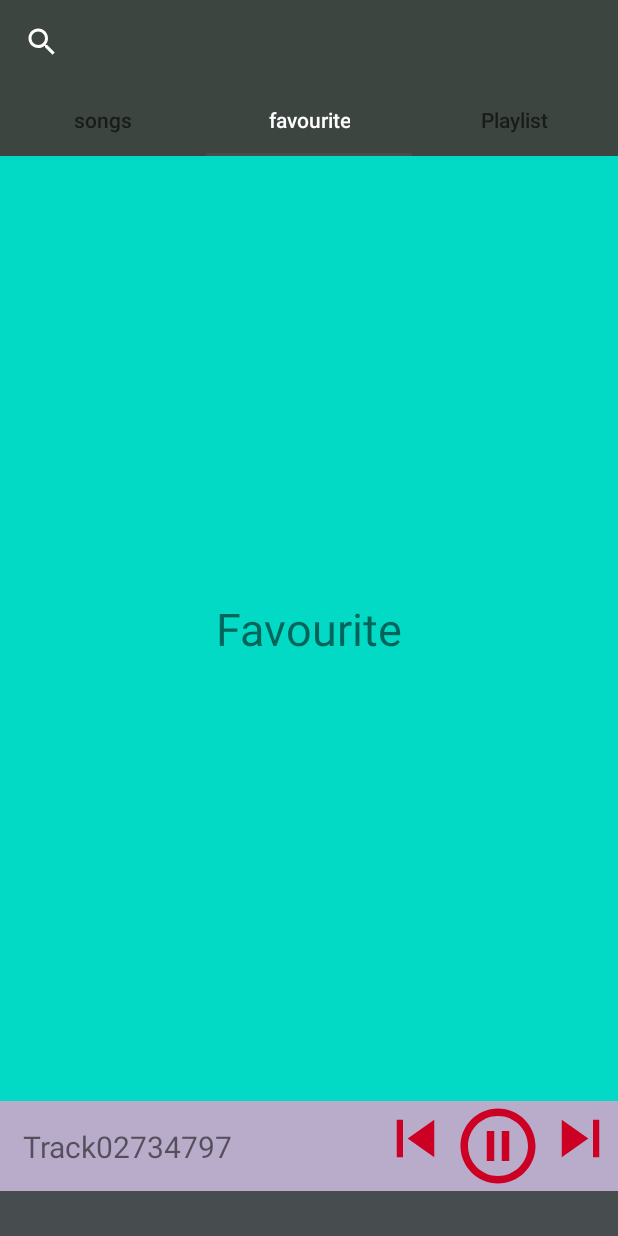
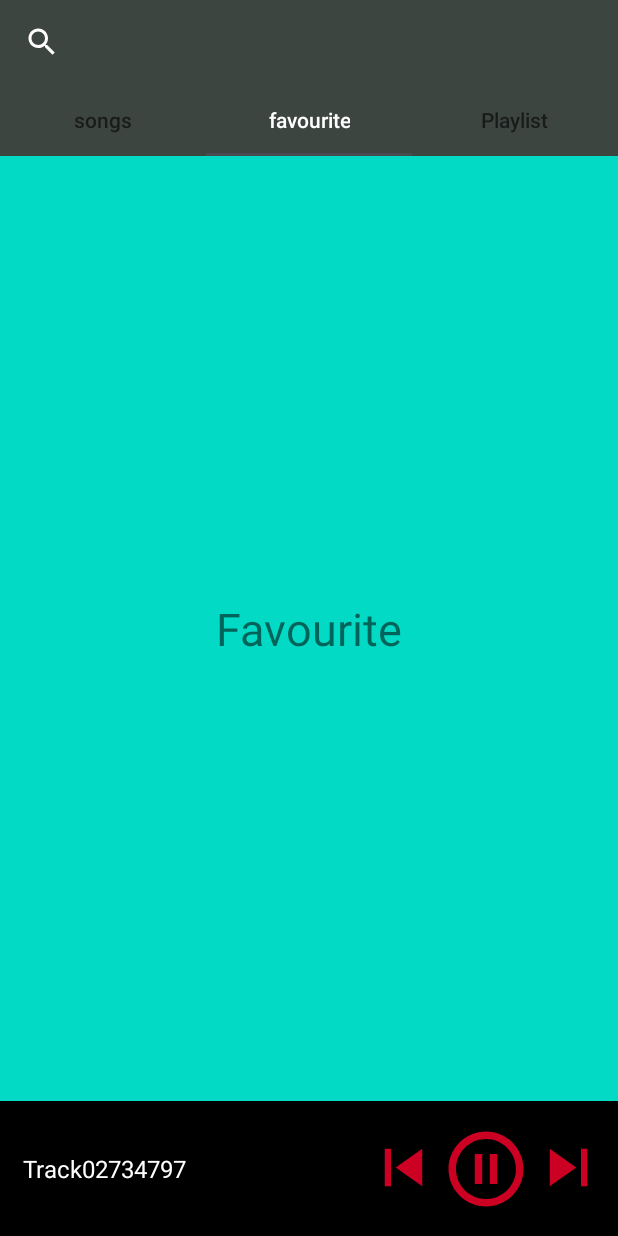
Before and after one commit to afsalmuhammed97/MusicPlayer, an Android app: the screen it shows after launch (MainActivity), tab 2 chosen, on a phone screen of 412 x 824 dp. Run offline under Robolectric (Android 15) with nearby library versions, the phone set to English and light mode, and no system bars; our stand-ins replace EventBus; 4 statements that could not run were skipped.

Commit message:
seventh commit

```diff
--- a/app/src/main/java/com/practies/musicapp/MainActivity.kt
+++ b/app/src/main/java/com/practies/musicapp/MainActivity.kt
@@ -19,13 +19,13 @@ import com.google.android.material.tabs.TabLayoutMediator
 
 import com.practies.musicapp.adapter.ViewPageAdapter
 import com.practies.musicapp.databinding.ActivityMainBinding
+import com.practies.musicapp.service.MusicServices
 
-import java.io.File
 
 class MainActivity : AppCompatActivity(),ServiceConnection {
 
     private lateinit var binding: ActivityMainBinding
-
+     var musicServices:MusicServices?=null
 
 
     override fun onCreate(savedInstanceState: Bundle?) {
@@ -33,9 +33,9 @@ class MainActivity : AppCompatActivity(),ServiceConnection {
         binding = ActivityMainBinding.inflate(layoutInflater)
         setContentView(binding.root)
 
-//        val intent = Intent(this, MusicService::class.java)
-//        bindService(intent,this, BIND_AUTO_CREATE)
-//        startService(intent)
+        val intent = Intent(this, MusicServices::class.java)
+        bindService(intent,this, BIND_AUTO_CREATE)
+        startService(intent)
 
 
         val adapter=ViewPageAdapter(supportFragmentManager, lifecycle)
@@ -56,16 +56,62 @@ class MainActivity : AppCompatActivity(),ServiceConnection {
             }
         }.attach()
 
+
+
     }
 
     override fun onServiceConnected(name: ComponentName?, service: IBinder?) {
-        TODO("Not yet implemented")
+        val binder=service as MusicServices.Mybinder
+        musicServices=binder.currentService()
+        binding.nextMiniBt.setOnClickListener{
+            musicServices!!.nextPreviousSong(true)
+        }
+        binding.playPauseMiniBt.setOnClickListener{
+
+            if (musicServices!!.mediaPlayer.isPlaying){
+
+                musicServices!!.playPauseMusic(false)
+                binding.playPauseMiniBt.setImageResource(R.drawable.play_bt_circle)
+
+            }else{
+                musicServices!!.playPauseMusic(true)
+                binding.playPauseMiniBt.setImageResource(R.drawable.pause_bt_circle)
+
+            }
+        }
+        binding.prevMiniBt.setOnClickListener{
+            musicServices!!.nextPreviousSong(false)
+        }
+
+        binding.miniPlayerLayout.setOnClickListener{
+            //move  to the  player screen
+//            val intent=Intent(this,PlayScreenActivity::class.java)
+//            startActivity(intent)
+           // Toast.makeText(this,"Layout clicked",Toast.LENGTH_SHORT).show()
+        }
+
+
     }
 
     override fun onServiceDisconnected(name: ComponentName?) {
         TODO("Not yet implemented")
     }
+
+    ///mini player functions
+
+
+
+
+
+
 }
+
+
+
+
+
+
+
 
 //   override fun onRequestPermissionsResult(
 //        requestCode: Int,
--- a/app/src/main/java/com/practies/musicapp/PlayScreenActivity.kt
+++ b/app/src/main/java/com/practies/musicapp/PlayScreenActivity.kt
@@ -46,6 +46,7 @@ class PlayScreenActivity : AppCompatActivity() ,ServiceConnection ,OnSongComplet
         val intent =Intent(this, MusicServices::class.java)
        bindService(intent,this, AppCompatActivity.BIND_AUTO_CREATE)
        startService(intent)
+
         Intent(this,MusicServices::class.java)
         bindService(intent,this, BIND_AUTO_CREATE)
         startService(intent)
@@ -96,7 +97,8 @@ class PlayScreenActivity : AppCompatActivity() ,ServiceConnection ,OnSongComplet
                 musicServices!!.playPauseMusic(true)
                 bindingPlayScreen.playPauseButton.setImageResource(R.drawable.pause_bt_circle)
 
-            } }
+            }
+        }
 
 
 
@@ -114,8 +116,8 @@ class PlayScreenActivity : AppCompatActivity() ,ServiceConnection ,OnSongComplet
         musicServices!!.setListener(this)
         seekBarSetUp()
         seekFunction()
-        musicServices!!.showNotification()
-
+       musicServices!!.showNotification()
+         Log.i("MSg","Serveise  connected with playScreen")
     }
 
     override fun onServiceDisconnected(name: ComponentName?) {}
--- a/app/src/main/java/com/practies/musicapp/fragments/AlSongsFragment.kt
+++ b/app/src/main/java/com/practies/musicapp/fragments/AlSongsFragment.kt
@@ -31,7 +31,7 @@ import java.io.File
 
 //,ServiceConnection
 class AlSongsFragment (): Fragment(),ServiceConnection{
-       var musicServices: MusicServices?=null
+       var  musicServices: MusicServices?=null
     lateinit var binding: FragmentAlSongsBinding
     var servicesIntent :Intent?=null
 var songPosition=0
--- a/app/src/main/java/com/practies/musicapp/fragments/MiniPlayerFragment.kt
+++ /dev/null
@@ -1,31 +0,0 @@
-package com.practies.musicapp.fragments
-
-import android.os.Bundle
-import androidx.fragment.app.Fragment
-import android.view.LayoutInflater
-import android.view.View
-import android.view.ViewGroup
-import com.practies.musicapp.R
-
-
-class MiniPlayerFragment : Fragment() {
-
-    override fun onCreateView(inflater: LayoutInflater, container: ViewGroup?, savedInstanceState: Bundle?): View? {
-
-      val view=  inflater.inflate(R.layout.fragment_mini_player, container, false)
-        return  view
-    }
-
-
-
-
-
-
-
-
-
-
-
-
-
-    }
--- a/app/src/main/java/com/practies/musicapp/service/MusicServices.kt
+++ b/app/src/main/java/com/practies/musicapp/service/MusicServices.kt
@@ -47,7 +47,7 @@ class MusicServices :Service(),MediaPlayer.OnCompletionListener  {
     lateinit var entPoint:TextView
     lateinit var seekBar: SeekBar
     lateinit var onSongComplete: OnSongComplete
-    lateinit var mediaPlayer: MediaPlayer
+   lateinit  var mediaPlayer: MediaPlayer
     lateinit var mediaSession: MediaSessionCompat
     private var mybinder = Mybinder()
     var musiclistSe = arrayListOf<Music>()              //mutableListOf<Music>() //arrayListOf<Music>()
--- a/app/src/main/res/drawable/play_circle_mini.xml
+++ b/app/src/main/res/drawable/play_circle_mini.xml
@@ -1,5 +1,5 @@
 <vector android:height="40dp" android:tint="#FFFFFF"
-    android:viewportHeight="40" android:viewportWidth="24"
-    android:width="24dp" xmlns:android="http://schemas.android.com/apk/res/android">
+    android:viewportHeight="24" android:viewportWidth="24"
+    android:width="40dp" xmlns:android="http://schemas.android.com/apk/res/android">
     <path android:fillColor="@android:color/white" android:pathData="M12,2C6.48,2 2,6.48 2,12s4.48,10 10,10s10,-4.48 10,-10S17.52,2 12,2zM9.5,16.5v-9l7,4.5L9.5,16.5z"/>
 </vector>
--- a/app/src/main/res/drawable/puase_circle_mini.xml
+++ b/app/src/main/res/drawable/puase_circle_mini.xml
@@ -1,5 +1,5 @@
-<vector android:height="24dp" android:tint="#FFFFFF"
+<vector android:height="40dp" android:tint="#FFFFFF"
     android:viewportHeight="24" android:viewportWidth="24"
-    android:width="24dp" xmlns:android="http://schemas.android.com/apk/res/android">
+    android:width="40dp" xmlns:android="http://schemas.android.com/apk/res/android">
     <path android:fillColor="@android:color/white" android:pathData="M12,2C6.48,2 2,6.48 2,12s4.48,10 10,10 10,-4.48 10,-10S17.52,2 12,2zM11,16L9,16L9,8h2v8zM15,16h-2L13,8h2v8z"/>
 </vector>
--- a/app/src/main/res/layout/activity_main.xml
+++ b/app/src/main/res/layout/activity_main.xml
@@ -35,15 +35,82 @@
             android:layout_height="0dp"
             android:id="@+id/view_pager2"/>
         <!--    <include layout="@layout/mini_player_layout"/>-->
-        <androidx.fragment.app.FragmentContainerView
-            android:id="@+id/mini_player"
+<!--        <androidx.fragment.app.FragmentContainerView-->
+<!--            android:id="@+id/mini_player"-->
+<!--            android:layout_width="match_parent"-->
+<!--            android:layout_weight=".25"-->
+<!--            android:layout_height="0dp"-->
+<!--            android:name="com.practies.musicapp.fragments.MiniPlayerFragment"-->
+<!--            tools:layout="@layout/fragment_mini_player"-->
+<!--            />-->
+        <androidx.constraintlayout.widget.ConstraintLayout
             android:layout_width="match_parent"
+            android:layout_height="0dp"
             android:layout_weight=".25"
-            android:layout_height="0dp"
+            android:orientation="horizontal"
+            android:id="@+id/mini_player_layout"
+            android:background="@color/black">
 
-            android:name="com.practies.musicapp.fragments.MiniPlayerFragment"
-            tools:layout="@layout/fragment_mini_player"
-            />
+
+            <TextView
+                android:layout_width="0dp"
+                android:layout_height="wrap_content"
+                app:layout_constraintBottom_toBottomOf="parent"
+                app:layout_constraintEnd_toStartOf="@+id/mini_player"
+                app:layout_constraintStart_toStartOf="parent"
+                app:layout_constraintTop_toTopOf="parent"
+                android:textColor="@color/white"
+                android:textSize="16sp"
+                android:paddingVertical="5dp"
+
+                android:text="@string/song_name"
+                android:layout_marginStart="15dp"
+                />
+            <LinearLayout
+                android:id="@+id/mini_player"
+                android:layout_marginEnd="8dp"
+                android:layout_width="wrap_content"
+                android:layout_height="wrap_content"
+                android:orientation="horizontal"
+                android:weightSum="3"
+                app:layout_constraintBottom_toBottomOf="parent"
+                app:layout_constraintEnd_toEndOf="parent"
+                app:layout_constraintTop_toTopOf="parent">
+
+                <ImageButton
+                    android:id="@+id/prev_mini_bt"
+                    android:layout_width="0dp"
+                    android:layout_height="wrap_content"
+                    android:layout_weight="1"
+                    android:background="@android:color/transparent"
+                    android:layout_marginTop="4dp"
+                    android:contentDescription="@string/preve_bt"
+                    android:src="@drawable/previous_button" />
+
+                <ImageButton
+                    android:id="@+id/play_pause_mini_bt"
+                    android:layout_width="0dp"
+                    android:layout_height="wrap_content"
+                    android:layout_weight="1"
+                    android:background="@android:color/transparent"
+                    android:contentDescription="@string/puase_bt"
+                    android:src="@drawable/pause_bt_circle"
+                    tools:ignore="SpeakableTextPresentCheck,ImageContrastCheck" />
+
+                <ImageButton
+                    android:id="@+id/next_mini_bt"
+                    android:layout_width="0dp"
+                    android:layout_height="wrap_content"
+                    android:layout_weight="1"
+                    android:layout_marginTop="4dp"
+                    android:background="@android:color/transparent"
+                    android:contentDescription="@string/next_bt"
+                    android:src="@drawable/next_button"
+                    tools:ignore="SpeakableTextPresentCheck" />
+
+            </LinearLayout>
+
+        </androidx.constraintlayout.widget.ConstraintLayout>
 
 
 
--- a/app/src/main/res/layout/fragment_mini_player.xml
+++ /dev/null
@@ -1,88 +0,0 @@
-<?xml version="1.0" encoding="utf-8"?>
-<androidx.constraintlayout.widget.ConstraintLayout
-    xmlns:android="http://schemas.android.com/apk/res/android"
-    xmlns:tools="http://schemas.android.com/tools"
-    android:orientation="horizontal"
-    android:layout_width="match_parent"
-    android:layout_height="wrap_content"
-    xmlns:app="http://schemas.android.com/apk/res-auto"
-    tools:context=".fragments.MiniPlayerFragment"
-    android:background="#B9ACCA">
-
-<!--    <com.google.android.material.imageview.ShapeableImageView-->
-<!--        android:id="@+id/shapeableImageView"-->
-<!--        android:layout_width="65dp"-->
-<!--        android:layout_height="70dp"-->
-<!--        android:layout_marginHorizontal="10dp"-->
-<!--        android:layout_marginVertical="5dp"-->
-<!--        android:src="@mipmap/music_player_icon"-->
-<!--        app:layout_constraintBottom_toBottomOf="parent"-->
-<!--        app:layout_constraintStart_toStartOf="parent"-->
-<!--        app:layout_constraintTop_toTopOf="parent"-->
-<!--        app:shapeAppearanceOverlay="@style/Rounded_corner" />-->
-
-    <TextView
-        android:layout_width="0dp"
-        android:layout_height="match_parent"
-        app:layout_constraintBottom_toBottomOf="parent"
-        app:layout_constraintEnd_toStartOf="@+id/play_box"
-        app:layout_constraintStart_toStartOf="parent"
-        app:layout_constraintTop_toTopOf="parent"
-        android:textSize="20sp"
-        android:text="@string/song_name"
-        android:layout_marginStart="15dp"
-        />
-    <LinearLayout
-        android:id="@+id/play_box"
-
-        android:layout_width="wrap_content"
-        android:layout_height="wrap_content"
-        android:orientation="horizontal"
-        android:weightSum="3"
-        app:layout_constraintBottom_toBottomOf="parent"
-        app:layout_constraintEnd_toEndOf="parent"
-        app:layout_constraintTop_toTopOf="parent">
-
-        <ImageButton
-            android:id="@+id/prive_button"
-            android:layout_width="0dp"
-            android:layout_height="wrap_content"
-            android:layout_weight="1"
-            android:background="@android:color/transparent"
-
-            android:contentDescription="@string/preve_bt"
-            android:src="@drawable/previous_button" />
-
-        <ImageButton
-            android:id="@+id/play_pauseButton"
-            android:layout_width="0dp"
-            android:layout_height="wrap_content"
-            android:layout_weight="1"
-            android:background="@android:color/transparent"
-            android:contentDescription="@string/puase_bt"
-            android:src="@drawable/pause_bt_circle"
-            tools:ignore="SpeakableTextPresentCheck,ImageContrastCheck" />
-
-        <ImageButton
-            android:id="@+id/next_button"
-            android:layout_width="0dp"
-            android:layout_height="wrap_content"
-            android:layout_weight="1"
-            android:background="@android:color/transparent"
-            android:contentDescription="@string/next_bt"
-            android:src="@drawable/next_button"
-            tools:ignore="SpeakableTextPresentCheck" />
-
-    </LinearLayout>
-
-<!--    <TextView-->
-<!--        android:layout_width="wrap_content"-->
-<!--        android:layout_height="wrap_content"-->
-<!--        android:paddingVertical="5dp"-->
-<!--        android:text="@string/song_name"-->
-<!--        android:textSize="18sp"-->
-<!--        app:layout_constraintStart_toEndOf="@+id/shapeableImageView"-->
-<!--        tools:layout_editor_absoluteY="30dp" />-->
-
-
-</androidx.constraintlayout.widget.ConstraintLayout>
```
